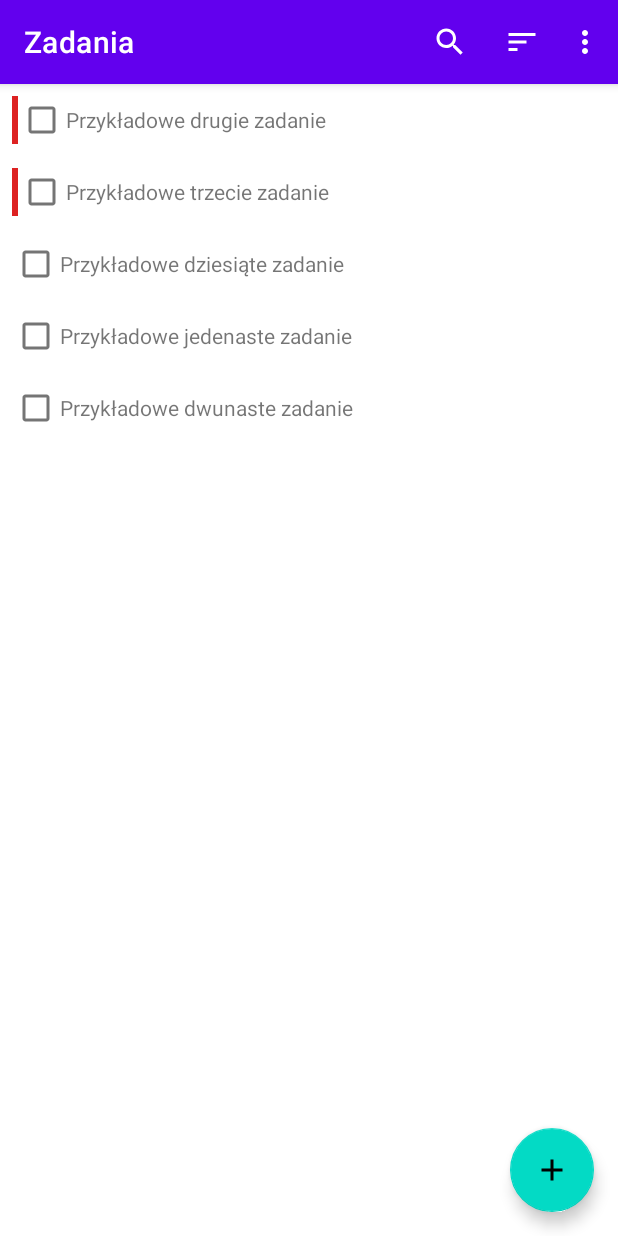
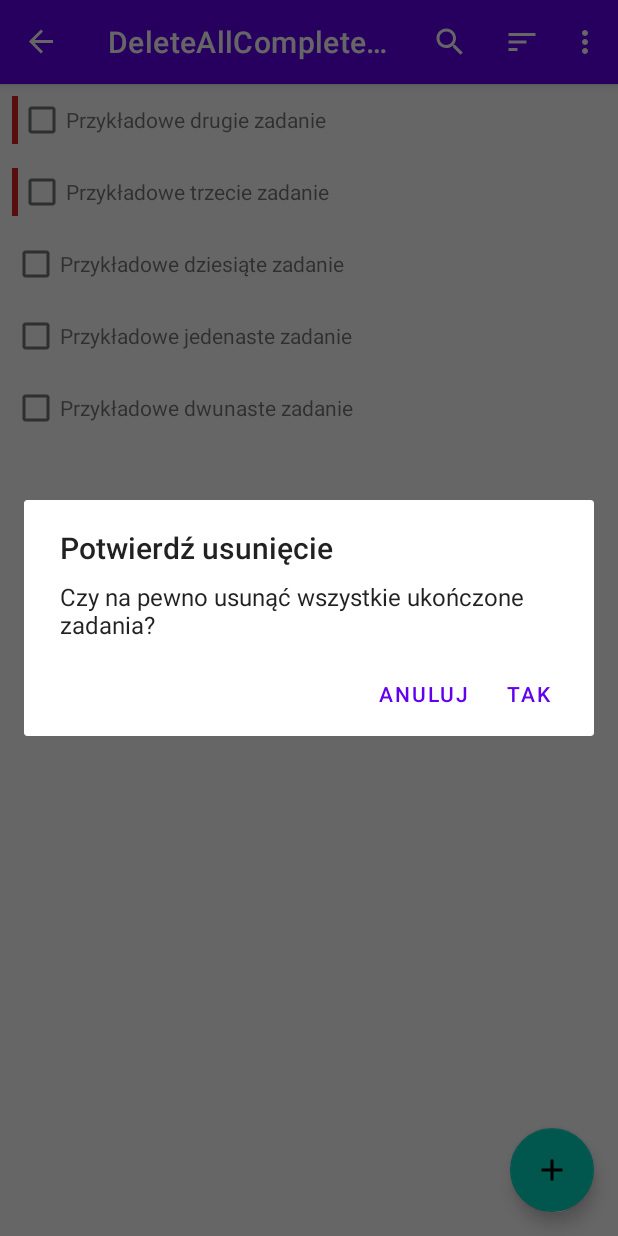
Before and after one commit to radoslawbialek/zadania, an Android app: the screen it shows after launch (MainActivity), in the options menu, after a tap on "Delete completed", on a phone screen of 412 x 824 dp. Run offline under Robolectric (Android 15) with nearby library versions, the phone set to English and light mode, and no system bars; our stand-ins replace Dagger/Hilt's generated code, Room's generated code, navigation-ui; libraries missing offline, so code that uses them is left out: androidx.hilt, androidx.hilt.lifecycle; 2 statements that could not run were skipped.

Commit message:
Dodanie możliwości usunięcia ukończonych zadań

```diff
--- a/app/src/main/java/pl/radoslawbialek/notatnik/data/TaskDao.kt
+++ b/app/src/main/java/pl/radoslawbialek/notatnik/data/TaskDao.kt
@@ -26,4 +26,7 @@ interface TaskDao {
 
     @Delete
     suspend fun delete(task: Task)
+
+    @Query("DELETE FROM task_table WHERE completion = 1")
+    suspend fun deleteCompletedTasks()
 }
--- /dev/null
+++ b/app/src/main/java/pl/radoslawbialek/notatnik/ui/deleteallcompleted/DeleteAllCompletedDialogFragment.kt
@@ -0,0 +1,24 @@
+package pl.radoslawbialek.notatnik.ui.deleteallcompleted
+
+import android.app.AlertDialog
+import android.app.Dialog
+import android.os.Bundle
+import androidx.fragment.app.DialogFragment
+import androidx.fragment.app.viewModels
+import dagger.hilt.android.AndroidEntryPoint
+
+@AndroidEntryPoint
+class DeleteAllCompletedDialogFragment : DialogFragment() {
+
+    private val viewModel: DeleteAllCompletedViewModel by viewModels()
+
+    override fun onCreateDialog(savedInstanceState: Bundle?): Dialog =
+        AlertDialog.Builder(requireContext())
+            .setTitle("Potwierdź usunięcie")
+            .setMessage("Czy na pewno usunąć wszystkie ukończone zadania?")
+            .setNegativeButton("Anuluj", null)
+            .setPositiveButton("Tak") { _, _ ->
+                viewModel.onConfirmClick()
+            }
+            .create()
+}
--- /dev/null
+++ b/app/src/main/java/pl/radoslawbialek/notatnik/ui/deleteallcompleted/DeleteAllCompletedViewModel.kt
@@ -0,0 +1,17 @@
+package pl.radoslawbialek.notatnik.ui.deleteallcompleted
+
+import androidx.hilt.lifecycle.ViewModelInject
+import androidx.lifecycle.ViewModel
+import kotlinx.coroutines.CoroutineScope
+import kotlinx.coroutines.launch
+import pl.radoslawbialek.notatnik.data.TaskDao
+import pl.radoslawbialek.notatnik.di.ApplicationScope
+
+class DeleteAllCompletedViewModel @ViewModelInject constructor(
+    private val taskDao: TaskDao,
+    @ApplicationScope private val applicationScope: CoroutineScope
+) : ViewModel() {
+    fun onConfirmClick() = applicationScope.launch {
+        taskDao.deleteCompletedTasks()
+    }
+}
--- a/app/src/main/java/pl/radoslawbialek/notatnik/ui/tasks/TasksFragment.kt
+++ b/app/src/main/java/pl/radoslawbialek/notatnik/ui/tasks/TasksFragment.kt
@@ -92,6 +92,10 @@ class TasksFragment : Fragment(R.layout.fragment_tasks), TasksAdapter.OnItemClic
                     is TasksViewModel.TasksEvent.ShowTaskSavedConfirmationMessage -> {
                         Snackbar.make(requireView(), event.message, Snackbar.LENGTH_SHORT).show()
                     }
+                    is TasksViewModel.TasksEvent.NavigateToDeleteAllCompletedScreen -> {
+                        val action = TasksFragmentDirections.actionGlobalDeleteAllCompletedDialogFragment()
+                        findNavController().navigate(action)
+                    }
                 }.exhaustive
             }
         }
@@ -139,6 +143,7 @@ class TasksFragment : Fragment(R.layout.fragment_tasks), TasksAdapter.OnItemClic
                 true
             }
             R.id.menu_action_delete_completed -> {
+                viewModel.onDeleteAllCompletedClick()
                 true
             }
             else -> super.onOptionsItemSelected(item)
--- a/app/src/main/java/pl/radoslawbialek/notatnik/ui/tasks/TasksViewModel.kt
+++ b/app/src/main/java/pl/radoslawbialek/notatnik/ui/tasks/TasksViewModel.kt
@@ -77,10 +77,15 @@ class TasksViewModel @ViewModelInject constructor(
         tasksEventChannel.send(TasksEvent.ShowTaskSavedConfirmationMessage(text))
     }
 
+    fun onDeleteAllCompletedClick() = viewModelScope.launch {
+        tasksEventChannel.send(TasksEvent.NavigateToDeleteAllCompletedScreen)
+    }
+
     sealed class TasksEvent {
         object NavigateToAddTaskScreen : TasksEvent()
         data class NavigateToEditTaskScreen(val task: Task) : TasksEvent()
         data class ShowUndoDeleteTaskMessage(val task: Task) : TasksEvent()
         data class ShowTaskSavedConfirmationMessage(val message: String) : TasksEvent()
+        object NavigateToDeleteAllCompletedScreen : TasksEvent()
     }
 }
--- a/app/src/main/res/navigation/nav_graph.xml
+++ b/app/src/main/res/navigation/nav_graph.xml
@@ -28,5 +28,12 @@
             android:name="title"
             app:argType="string" />
     </fragment>
+    <dialog
+        android:id="@+id/deleteAllCompletedDialogFragment"
+        android:name="pl.radoslawbialek.notatnik.ui.deleteallcompleted.DeleteAllCompletedDialogFragment"
+        android:label="DeleteAllCompletedDialogFragment" />
+    <action
+        android:id="@+id/action_global_deleteAllCompletedDialogFragment"
+        app:destination="@id/deleteAllCompletedDialogFragment" />
 
 </navigation>
```
